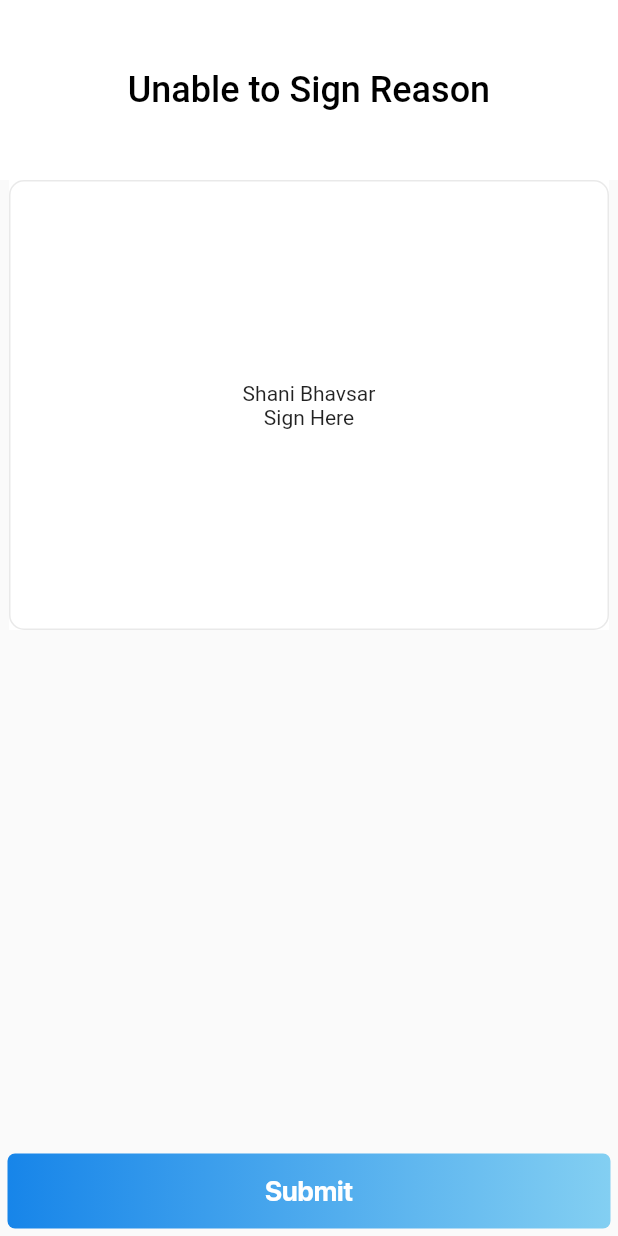
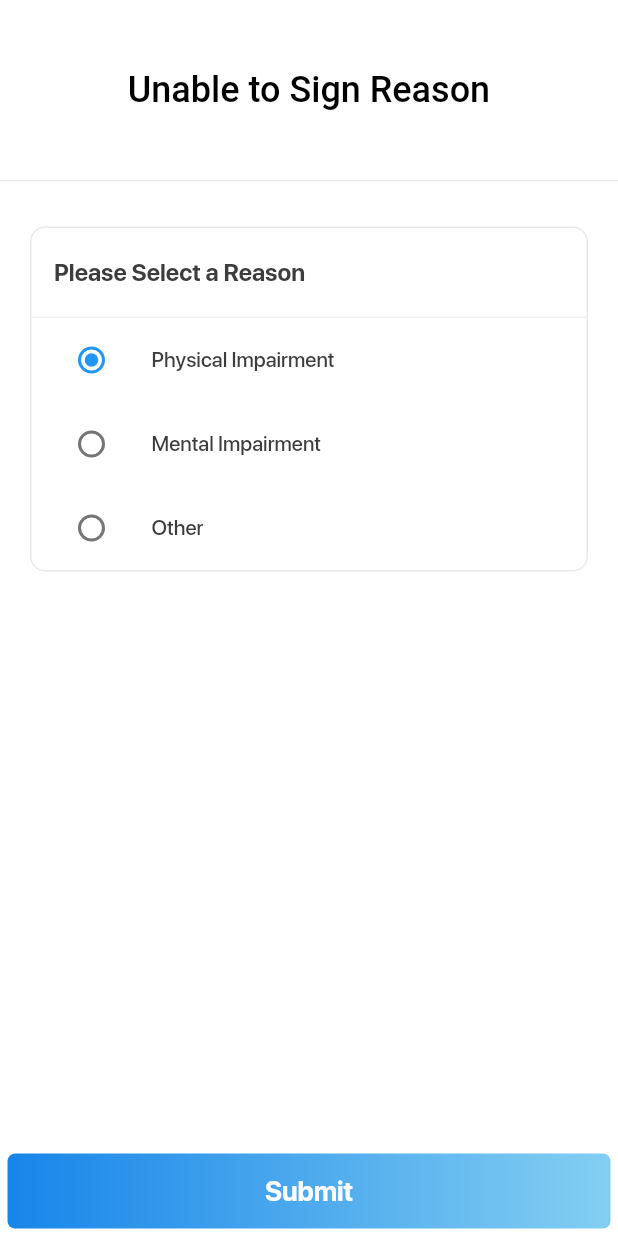
Before and after one commit to AkashMatlani/evv_plus, a Flutter app: the UnableToSignInScreen screen opened directly, on a phone screen of 412 x 824 dp. Run offline on Flutter 3.47's test engine with Material 2 defaults, Android fonts, the phone set to English and light mode, and no system bars; our stand-ins replace connectivity, flutter_spinkit, flutter_svg, shared_preferences, simple_animations; accounts and stored records are empty; Roboto replaces fonts that are missing (SFPro_light).

Commit message:
client patient,unable to sign screen, visit verification screen

```diff
--- a/lib/GeneralUtils/Constant.dart
+++ b/lib/GeneralUtils/Constant.dart
@@ -96,6 +96,7 @@ class MyImage {
   static const profile_icon = "assets/icons/profile.svg";
   static const about_us_icon = "assets/icons/about_us.svg";
   static const mic_icon = "assets/icons/mic.svg";
+  static const logout_icon = "assets/icons/logout.svg";
   static const equalizer_icon = "assets/icons/equalizer.svg";
   static const play_icon = "assets/icons/play.svg";
 }
--- a/lib/GeneralUtils/LabelStr.dart
+++ b/lib/GeneralUtils/LabelStr.dart
@@ -54,6 +54,9 @@ class LabelStr {
   static const lblPhone= "Phone";
   static const lblUpdate= "Update";
   static const lblSubmit= "Submit";
+  static const lblGetPatientSign= "Get Patient Sign";
+  static const lblGetCaretakerSignature= "Get Caretaker Signature";
+  static const lblGetReasonOther= "Reason : Other";
   static const checkMailLink = "Please check your email box and click on the link";
   static const connectionError = "Please check you internet connectivity, Try again";
   static const serverError = "Server not responding, Try again";
--- a/lib/Ui/UnableToSignInScreen.dart
+++ b/lib/Ui/UnableToSignInScreen.dart
@@ -3,15 +3,20 @@ import 'package:evv_plus/GeneralUtils/Constant.dart';
 import 'package:evv_plus/GeneralUtils/LabelStr.dart';
 import 'package:flutter/material.dart';
 
+enum SingingCharacter { Physical, mental,other }
+
 class UnableToSignInScreen extends StatefulWidget {
   @override
-  _unableToSignInScreenState createState() => _unableToSignInScreenState();
+  _UnableToSignInScreenState createState() => _UnableToSignInScreenState();
 }
 
-class _unableToSignInScreenState extends State<UnableToSignInScreen> {
+class _UnableToSignInScreenState extends State<UnableToSignInScreen> {
+  SingingCharacter _character = SingingCharacter.Physical;
+
   @override
   Widget build(BuildContext context) {
     return Scaffold(
+        backgroundColor: Colors.white,
         appBar: AppBar(
           toolbarHeight: 120,
           elevation: 0,
@@ -37,11 +42,11 @@ class _unableToSignInScreenState extends State<UnableToSignInScreen> {
                   ),
                   child: IntrinsicHeight(
                       child: Column(children: <Widget>[
+                        Divider(height: 1),
                     Container(
+                      padding: EdgeInsets.fromLTRB(20,30,20,0),
                       color: Colors.white,
                       child: Container(
-                        height: 300,
-                        width: 400,
                         decoration: BoxDecoration(
                           border: Border.all(
                             color: HexColor("#e9e9e9"),
@@ -49,11 +54,75 @@ class _unableToSignInScreenState extends State<UnableToSignInScreen> {
                           borderRadius: BorderRadius.circular(10.0),
                         ),
                         child: Column(
-                          mainAxisAlignment: MainAxisAlignment.center,
-                          crossAxisAlignment: CrossAxisAlignment.center,
+                          mainAxisAlignment: MainAxisAlignment.start,
+                          crossAxisAlignment: CrossAxisAlignment.start,
                           children: [
-                            Text('Shani Bhavsar'),
-                            Align(alignment:Alignment.center,child: Text("Sign Here")),
+                            Container(
+                                padding: EdgeInsets.fromLTRB(15, 20, 0, 0),
+                                child: Text(
+                                  'Please Select a Reason',
+                                  style: AppTheme.boldSFTextStyle().copyWith(
+                                      fontSize: 16, color: HexColor("#3d3d3d")),
+                                )),
+                            SizedBox(
+                              height: 20,
+                            ),
+                            Divider(
+                              height: 1,
+                              color: HexColor("#e9e9e9"),
+                            ),
+
+                            Column(
+                              children: <Widget>[
+                                ListTile(
+                                  title:  Text('Physical Impairment',style: AppTheme.mediumSFTextStyle()
+                                .copyWith(
+                                fontSize: 14,
+                                color: HexColor("#3d3d3d"))),
+                                  leading: Radio(
+                                    value: SingingCharacter.Physical,
+                                    groupValue: _character,
+                                    onChanged: (SingingCharacter value) {
+                                      setState(() {
+                                        _character = value;
+                                      });
+                                    },
+                                  ),
+                                ),
+                                ListTile(
+                                  title:  Text('Mental Impairment',style: AppTheme.mediumSFTextStyle()
+                                      .copyWith(
+                                      fontSize: 14,
+                                      color: HexColor("#3d3d3d"))),
+                                  leading: Radio(
+                                    value: SingingCharacter.mental,
+                                    groupValue: _character,
+                                    onChanged: (SingingCharacter value) {
+                                      setState(() {
+                                        _character = value;
+                                      });
+                                    },
+                                  ),
+                                ),
+                                ListTile(
+                                  title:  Text('Other',
+                                    style: AppTheme.mediumSFTextStyle()
+                                        .copyWith(
+                                      fontSize: 14,
+                                      color: HexColor("#3d3d3d"))),
+                                  leading: Radio(
+                                    value: SingingCharacter.other,
+                                    groupValue: _character,
+                                    onChanged: (SingingCharacter value) {
+                                      setState(() {
+                                        _character = value;
+                                      });
+                                    },
+                                  ),
+                                  minLeadingWidth : 2,
+                                ),
+                              ],
+                            ),
                           ],
                         ),
                       ),
@@ -72,7 +141,7 @@ class _unableToSignInScreenState extends State<UnableToSignInScreen> {
                                 ]),
                                 borderRadius:
                                     BorderRadius.all(Radius.circular(5))),
-                            child: FlatButton(
+                            child: TextButton(
                               child: Text(LabelStr.lblSubmit,
                                   style: AppTheme.boldSFTextStyle().copyWith(
                                       fontSize: 18, color: Colors.white)),
```
Also changed, not shown: lib/Ui/ClientPatientSignScreen.dart (added, +119 -0 lines), lib/Ui/ClientPatientVoiceSignatureScreen.dart (renamed from lib/Ui/ClientPatientSignatureScreen.dart, +5 -5 lines), lib/Ui/NavigationDrawerScreen.dart (+14 -9 lines), lib/Ui/VisitVerificationScreen.dart (added, +184 -0 lines), assets/icons/logout.svg (added).
